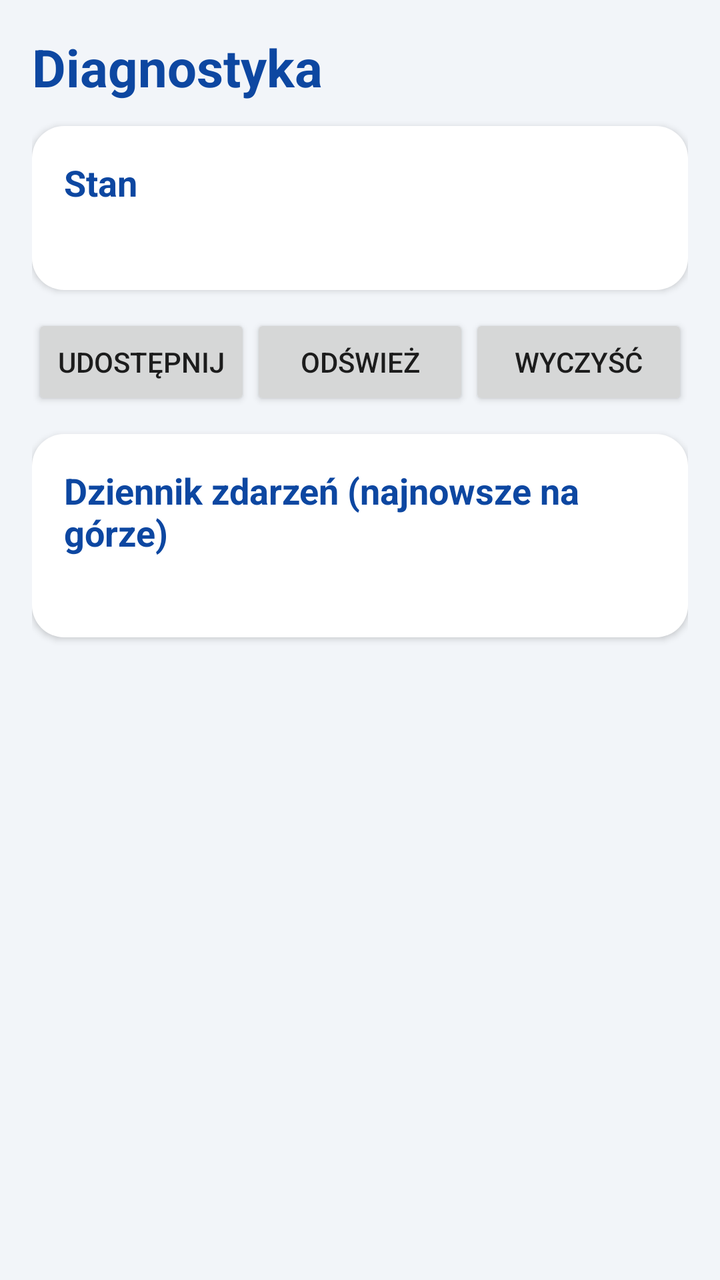
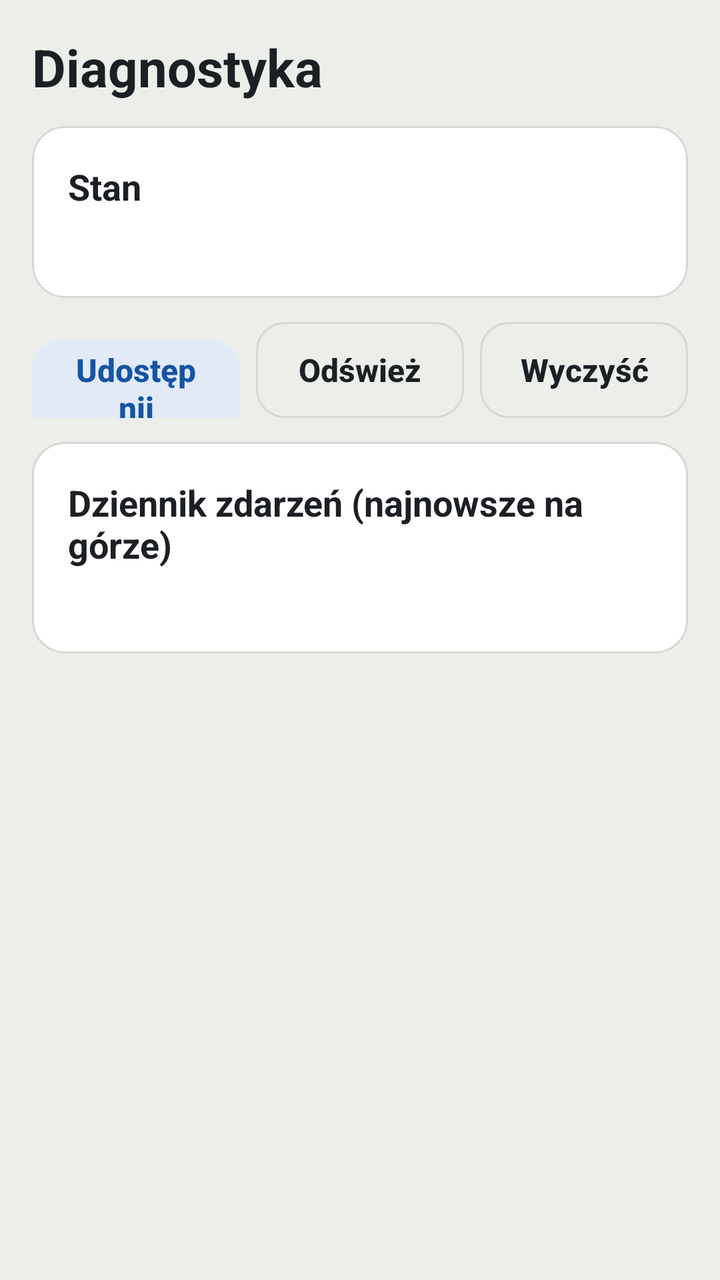

An Android layout rendered at two revisions. The XML below is the earlier revision; the diff shows what the commit changed to produce the second picture.
<!-- AndroidManifest.xml: application theme AppTheme -->
<!-- res/layout/activity_diagnostics.xml -->
<?xml version="1.0" encoding="utf-8"?>
<ScrollView xmlns:android="http://schemas.android.com/apk/res/android"
    android:id="@+id/root"
    android:layout_width="match_parent"
    android:layout_height="match_parent"
    android:fillViewport="true">

    <LinearLayout
        android:layout_width="match_parent"
        android:layout_height="wrap_content"
        android:orientation="vertical"
        android:padding="16dp">

        <TextView
            android:layout_width="match_parent"
            android:layout_height="wrap_content"
            android:text="@string/diag_title"
            android:textColor="@color/primary_dark"
            android:textSize="26sp"
            android:textStyle="bold" />

        <LinearLayout style="@style/Card">

            <TextView
                android:layout_width="match_parent"
                android:layout_height="wrap_content"
                android:text="@string/diag_status"
                android:textColor="@color/primary_dark"
                android:textSize="18sp"
                android:textStyle="bold" />

            <TextView
                android:id="@+id/diagStatus"
                android:layout_width="match_parent"
                android:layout_height="wrap_content"
                android:layout_marginTop="8dp"
                android:fontFamily="monospace"
                android:textColor="@color/text_primary"
                android:textIsSelectable="true"
                android:textSize="13sp" />
        </LinearLayout>

        <LinearLayout
            android:layout_width="match_parent"
            android:layout_height="wrap_content"
            android:layout_marginTop="12dp"
            android:orientation="horizontal">

            <Button
                android:id="@+id/diagShare"
                android:layout_width="0dp"
                android:layout_height="wrap_content"
                android:layout_weight="1"
                android:text="@string/share" />

            <Button
                android:id="@+id/diagRefresh"
                android:layout_width="0dp"
                android:layout_height="wrap_content"
                android:layout_weight="1"
                android:text="@string/diag_refresh" />

            <Button
                android:id="@+id/diagClear"
                android:layout_width="0dp"
                android:layout_height="wrap_content"
                android:layout_weight="1"
                android:text="@string/diag_clear" />
        </LinearLayout>

        <LinearLayout style="@style/Card">

            <TextView
                android:layout_width="match_parent"
                android:layout_height="wrap_content"
                android:text="@string/diag_log"
                android:textColor="@color/primary_dark"
                android:textSize="18sp"
                android:textStyle="bold" />

            <TextView
                android:id="@+id/diagLog"
                android:layout_width="match_parent"
                android:layout_height="wrap_content"
                android:layout_marginTop="8dp"
                android:fontFamily="monospace"
                android:textColor="@color/text_primary"
                android:textIsSelectable="true"
                android:textSize="12sp" />
        </LinearLayout>
    </LinearLayout>
</ScrollView>
<!-- resources referenced by this layout -->
<resources>
  <color name="primary_dark">#0D47A1</color>
  <color name="text_primary">#1A1C1E</color>
  <string name="diag_clear">Wyczyść</string>
  <string name="diag_log">Dziennik zdarzeń (najnowsze na górze)</string>
  <string name="diag_refresh">Odśwież</string>
  <string name="diag_status">Stan</string>
  <string name="diag_title">Diagnostyka</string>
  <string name="share">Udostępnij</string>
  <style name="Card">
          <item name="android:layout_width">match_parent</item>
          <item name="android:layout_height">wrap_content</item>
          <item name="android:orientation">vertical</item>
          <item name="android:background">@drawable/card_bg</item>
          <item name="android:padding">16dp</item>
          <item name="android:layout_marginTop">12dp</item>
          <item name="android:elevation">2dp</item>
      </style>
  <style name="AppTheme" parent="android:Theme.Material.Light.NoActionBar">
          <item name="android:colorPrimary">@color/primary</item>
          <item name="android:colorPrimaryDark">@color/primary_dark</item>
          <item name="android:colorAccent">@color/primary</item>
          <item name="android:windowBackground">@color/background</item>
          <item name="android:statusBarColor">@color/background</item>
          <item name="android:windowLightStatusBar">true</item>
      </style>
  <!-- drawable card_bg (drawable) -->
  <?xml version="1.0" encoding="utf-8"?>
  <shape xmlns:android="http://schemas.android.com/apk/res/android" android:shape="rectangle">
      <solid android:color="@color/card" />
      <corners android:radius="16dp" />
  </shape>
  <color name="primary">#1565C0</color>
  <color name="background">#F2F5F9</color>
  <color name="card">#FFFFFF</color>
</resources>

<!-- the commit's change to res/layout/activity_diagnostics.xml (unified diff, before → after) -->
@@ -15,7 +15,7 @@
             android:layout_width="match_parent"
             android:layout_height="wrap_content"
             android:text="@string/diag_title"
-            android:textColor="@color/primary_dark"
+            android:textColor="@color/text_primary"
             android:textSize="26sp"
             android:textStyle="bold" />
 
@@ -25,7 +25,7 @@
                 android:layout_width="match_parent"
                 android:layout_height="wrap_content"
                 android:text="@string/diag_status"
-                android:textColor="@color/primary_dark"
+                android:textColor="@color/text_primary"
                 android:textSize="18sp"
                 android:textStyle="bold" />
 
@@ -48,6 +48,7 @@
 
             <Button
                 android:id="@+id/diagShare"
+                style="@style/Btn.Tonal"
                 android:layout_width="0dp"
                 android:layout_height="wrap_content"
                 android:layout_weight="1"
@@ -55,6 +56,8 @@
 
             <Button
                 android:id="@+id/diagRefresh"
+                style="@style/Btn.Outlined"
+                android:layout_marginStart="8dp"
                 android:layout_width="0dp"
                 android:layout_height="wrap_content"
                 android:layout_weight="1"
@@ -62,6 +65,8 @@
 
             <Button
                 android:id="@+id/diagClear"
+                style="@style/Btn.Outlined"
+                android:layout_marginStart="8dp"
                 android:layout_width="0dp"
                 android:layout_height="wrap_content"
                 android:layout_weight="1"
@@ -74,7 +79,7 @@
                 android:layout_width="match_parent"
                 android:layout_height="wrap_content"
                 android:text="@string/diag_log"
-                android:textColor="@color/primary_dark"
+                android:textColor="@color/text_primary"
                 android:textSize="18sp"
                 android:textStyle="bold" />
 
<!-- resource entries referenced after the edit -->
@@ -1,21 +1,23 @@
 <!-- resources referenced by this layout -->
 <resources>
-  <color name="primary_dark">#0D47A1</color>
-  <color name="text_primary">#1A1C1E</color>
+  <color name="primary_dark">#0E3F80</color>
+  <color name="text_primary">#1C2024</color>
   <string name="diag_clear">Wyczyść</string>
   <string name="diag_log">Dziennik zdarzeń (najnowsze na górze)</string>
   <string name="diag_refresh">Odśwież</string>
   <string name="diag_status">Stan</string>
   <string name="diag_title">Diagnostyka</string>
   <string name="share">Udostępnij</string>
-  <style name="Card">
-          <item name="android:layout_width">match_parent</item>
-          <item name="android:layout_height">wrap_content</item>
-          <item name="android:orientation">vertical</item>
-          <item name="android:background">@drawable/card_bg</item>
-          <item name="android:padding">16dp</item>
+  <style name="Btn.Outlined">
+          <item name="android:background">@drawable/btn_outlined</item>
+          <item name="android:textColor">@color/text_primary</item>
+      </style>
+  <style name="Btn.Tonal">
+          <item name="android:background">@drawable/btn_tonal</item>
+          <item name="android:textColor">@color/primary</item>
+      </style>
+  <style name="Card" parent="Surface">
           <item name="android:layout_marginTop">12dp</item>
-          <item name="android:elevation">2dp</item>
       </style>
   <style name="AppTheme" parent="android:Theme.Material.Light.NoActionBar">
           <item name="android:colorPrimary">@color/primary</item>
@@ -24,15 +26,50 @@
           <item name="android:windowBackground">@color/background</item>
           <item name="android:statusBarColor">@color/background</item>
           <item name="android:windowLightStatusBar">true</item>
+          <item name="android:textColorPrimary">@color/text_primary</item>
+          <item name="android:textColorSecondary">@color/text_secondary</item>
       </style>
-  <!-- drawable card_bg (drawable) -->
+  <!-- drawable btn_outlined (drawable) -->
+  <?xml version="1.0" encoding="utf-8"?>
+  <ripple xmlns:android="http://schemas.android.com/apk/res/android" android:color="#221554A5">
+      <item>
+          <shape android:shape="rectangle">
+              <solid android:color="@android:color/transparent" />
+              <stroke android:width="1dp" android:color="@color/line" />
+              <corners android:radius="14dp" />
+          </shape>
+      </item>
+  </ripple>
+  <!-- drawable btn_tonal (drawable) -->
+  <?xml version="1.0" encoding="utf-8"?>
+  <ripple xmlns:android="http://schemas.android.com/apk/res/android" android:color="#331554A5">
+      <item>
+          <shape android:shape="rectangle">
+              <solid android:color="@color/primary_soft" />
+              
+              <corners android:radius="14dp" />
+          </shape>
+      </item>
+  </ripple>
+  <color name="primary">#1554A5</color>
+  <style name="Surface">
+          <item name="android:layout_width">match_parent</item>
+          <item name="android:layout_height">wrap_content</item>
+          <item name="android:orientation">vertical</item>
+          <item name="android:background">@drawable/surface</item>
+          <item name="android:padding">18dp</item>
+      </style>
+  <color name="background">#ECEEEA</color>
+  <color name="text_secondary">#5C646D</color>
+  <color name="line">#D5D9D2</color>
+  <color name="primary_soft">#E1EAF6</color>
+  <!-- drawable surface (drawable) -->
   <?xml version="1.0" encoding="utf-8"?>
   <shape xmlns:android="http://schemas.android.com/apk/res/android" android:shape="rectangle">
       <solid android:color="@color/card" />
+      <stroke android:width="1dp" android:color="@color/line" />
       <corners android:radius="16dp" />
   </shape>
-  <color name="primary">#1565C0</color>
-  <color name="background">#F2F5F9</color>
   <color name="card">#FFFFFF</color>
 </resources>
 
